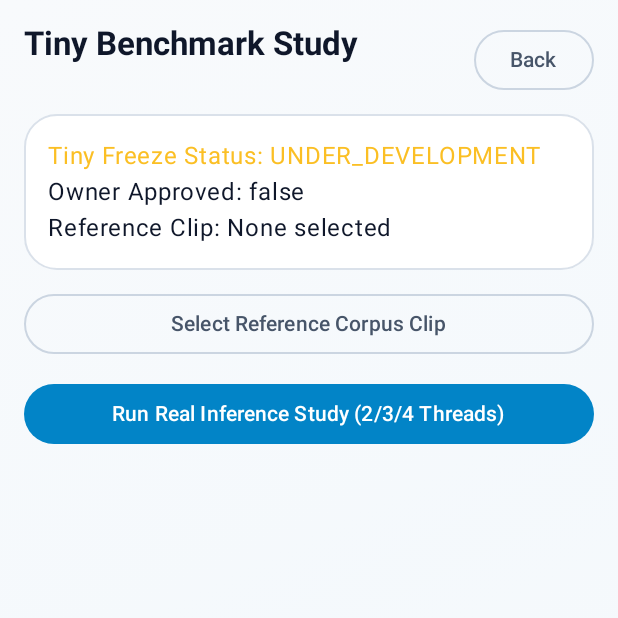
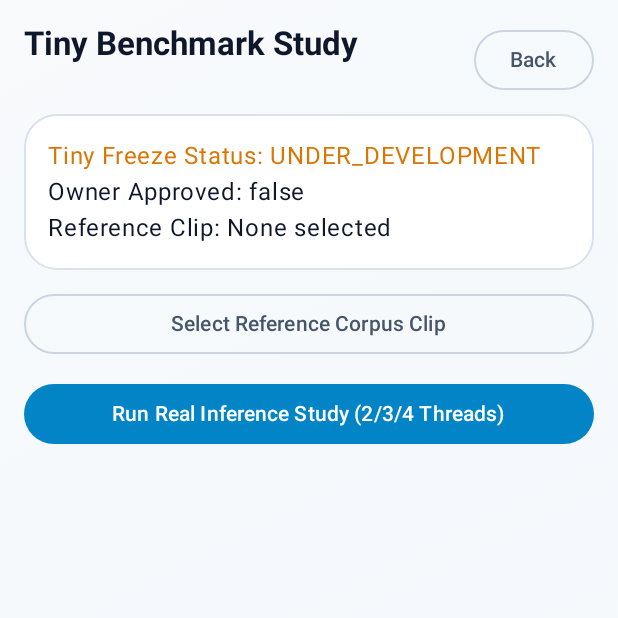
Before and after one commit to bingattban/TransVibe-android-, an Android app built with Jetpack Compose: the BenchmarkScreen screen opened through its navigation route, on a phone screen of 412 x 824 dp, the top half of it. Run offline under Robolectric (Android 15) with nearby library versions, the phone set to English and light mode, and no system bars; libraries missing offline, so code that uses them is left out: com.google.mlkit.common, com.google.mlkit.nl, kotlinx.coroutines.tasks; 5 statements that could not run were skipped.

Commit message:
ui: consistent theme-aware contrast and responsive screen layout

```diff
--- a/app/src/main/java/com/transvibe/app/presentation/screens/BenchmarkScreen.kt
+++ b/app/src/main/java/com/transvibe/app/presentation/screens/BenchmarkScreen.kt
@@ -7,6 +7,8 @@ import androidx.compose.foundation.layout.Arrangement
 import androidx.compose.foundation.layout.Column
 import androidx.compose.foundation.layout.Row
 import androidx.compose.foundation.layout.fillMaxSize
+import androidx.compose.foundation.rememberScrollState
+import androidx.compose.foundation.verticalScroll
 import androidx.compose.foundation.layout.fillMaxWidth
 import androidx.compose.foundation.layout.padding
 import androidx.compose.material3.Button
@@ -43,6 +45,7 @@ fun BenchmarkScreen(
     Column(
         modifier = Modifier
             .fillMaxSize()
+            .verticalScroll(rememberScrollState())
             .padding(16.dp),
         verticalArrangement = Arrangement.spacedBy(12.dp)
     ) {
@@ -52,7 +55,7 @@ fun BenchmarkScreen(
         }
 
         GlassCard(modifier = Modifier.fillMaxWidth()) {
-            Text("Tiny Freeze Status: ${tinyFreeze?.status ?: "UNDER_DEVELOPMENT"}", color = TransVibeColors.WarmGold)
+            Text("Tiny Freeze Status: ${tinyFreeze?.status ?: "UNDER_DEVELOPMENT"}", color = androidx.compose.material3.MaterialTheme.colorScheme.tertiary)
             Text("Owner Approved: ${tinyFreeze?.approvedByOwner ?: false}")
             Text("Reference Clip: ${corpusUri?.lastPathSegment ?: "None selected"}")
         }
@@ -67,7 +70,7 @@ fun BenchmarkScreen(
 
         summaries.forEach { s ->
             GlassCard(modifier = Modifier.fillMaxWidth()) {
-                Text("Threads: ${s.threads} (${s.runCount} runs)", color = TransVibeColors.ElectricCyan)
+                Text("Threads: ${s.threads} (${s.runCount} runs)", color = androidx.compose.material3.MaterialTheme.colorScheme.primary)
                 Text("Median Inference: ${s.medianInferenceMs} ms | p90: ${s.p90InferenceMs} ms")
                 Text("Peak PSS: ${s.maxPeakPssKb} KB")
             }
```
